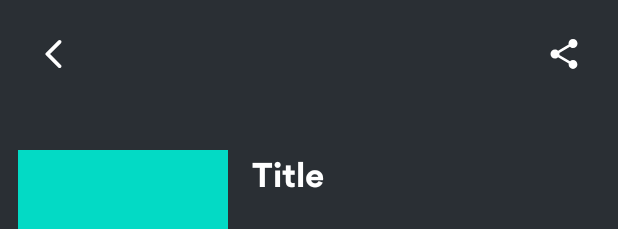
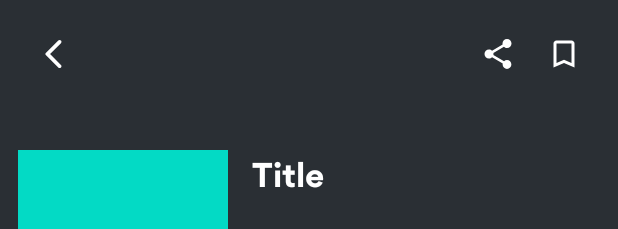
Before and after one commit to febianbatubara/MovieCatalog, an Android app: the layout activity_detail.xml on its own in the app's theme, with its tools: preview values and no code run, on a phone screen of 412 x 824 dp. Shown: the top 229 px of the screen. Run offline under Robolectric (Android 15) with nearby library versions, the phone set to English and light mode, and no system bars.

Commit message:
add save to favorite button and function

```diff
--- /dev/null
+++ b/app/src/main/res/drawable/ic_bookmark_white.xml
@@ -0,0 +1,10 @@
+<vector xmlns:android="http://schemas.android.com/apk/res/android"
+    android:width="24dp"
+    android:height="24dp"
+    android:tint="#FFFFFF"
+    android:viewportWidth="24"
+    android:viewportHeight="24">
+    <path
+        android:fillColor="@android:color/white"
+        android:pathData="M17,3L7,3c-1.1,0 -1.99,0.9 -1.99,2L5,21l7,-3 7,3L19,5c0,-1.1 -0.9,-2 -2,-2zM17,18l-5,-2.18L7,18L7,5h10v13z" />
+</vector>
--- a/app/src/main/res/layout/activity_detail.xml
+++ b/app/src/main/res/layout/activity_detail.xml
@@ -38,11 +38,20 @@
         <ImageButton
             android:id="@+id/btn_share"
             style="@style/ImageButtonGeneral"
+            android:layout_marginTop="16dp"
+            android:layout_marginEnd="4dp"
+            android:layout_toStartOf="@id/btn_favorite"
+            android:contentDescription="@string/share_button"
+            android:src="@drawable/ic_share_white" />
+
+        <ImageButton
+            android:id="@+id/btn_favorite"
+            style="@style/ImageButtonGeneral"
             android:layout_alignParentEnd="true"
             android:layout_marginTop="16dp"
             android:layout_marginEnd="16dp"
-            android:contentDescription="@string/share_button"
-            android:src="@drawable/ic_share_white" />
+            android:contentDescription="@string/bookmark_button"
+            android:src="@drawable/ic_bookmark_white" />
 
         <ImageView
             android:id="@+id/iv_poster"
--- a/app/src/main/res/values/strings.xml
+++ b/app/src/main/res/values/strings.xml
@@ -10,9 +10,12 @@
     <string name="overview">Overview</string>
     <string name="back_button">Back Button</string>
     <string name="share_button">Share Button</string>
+    <string name="bookmark_button">Bookmark to Favorite Button</string>
     <string name="share_movie_title">Share movie information to..</string>
     <string name="share_tv_show_title">Share tv show information to..</string>
     <string name="error_loading_message">Oops, something went wrong</string>
+    <string name="added_to_favorite">Added to favorites</string>
+    <string name="removed_from_favorite">Removed from favorites</string>
     <string name="share_movie_message">Check out this awesome movie.\n
         Title: %1$s\n
         Release date: %2$s
```
Also changed, not shown: app/src/main/java/com/febian/android/moviecatalog/ui/detail/MovieDetailActivity.kt (+40 -12 lines), app/src/main/java/com/febian/android/moviecatalog/ui/detail/TvShowDetailActivity.kt (+40 -13 lines), app/src/main/res/drawable/ic_bookmarked_white.xml (added, +10 -0 lines).
